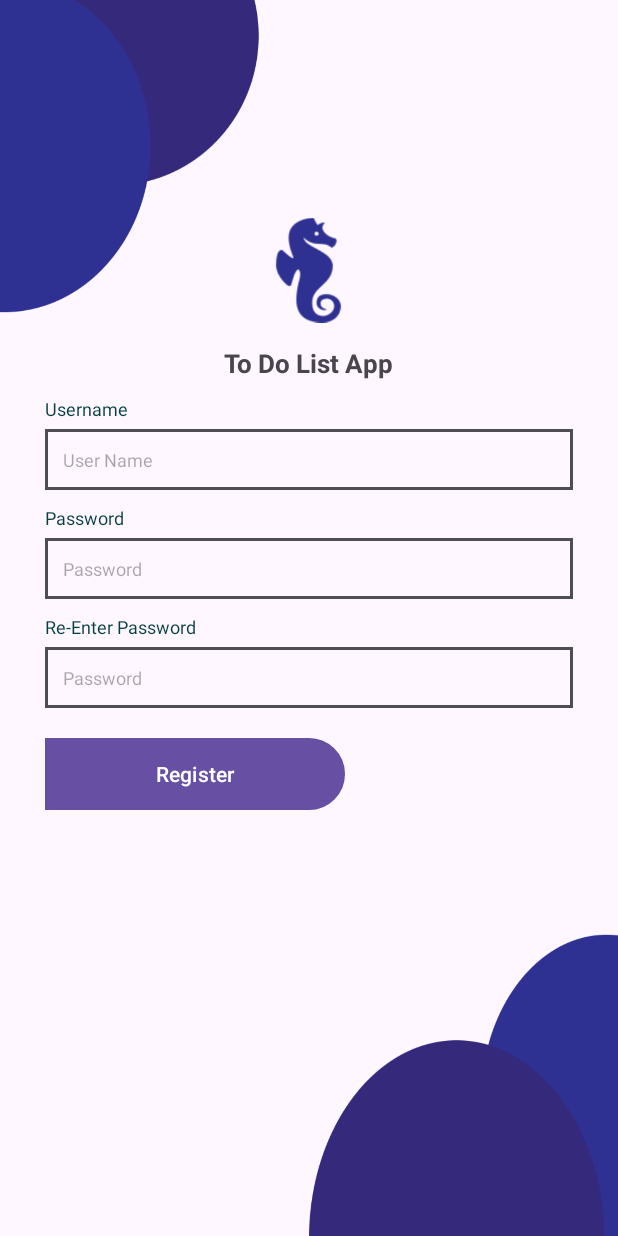
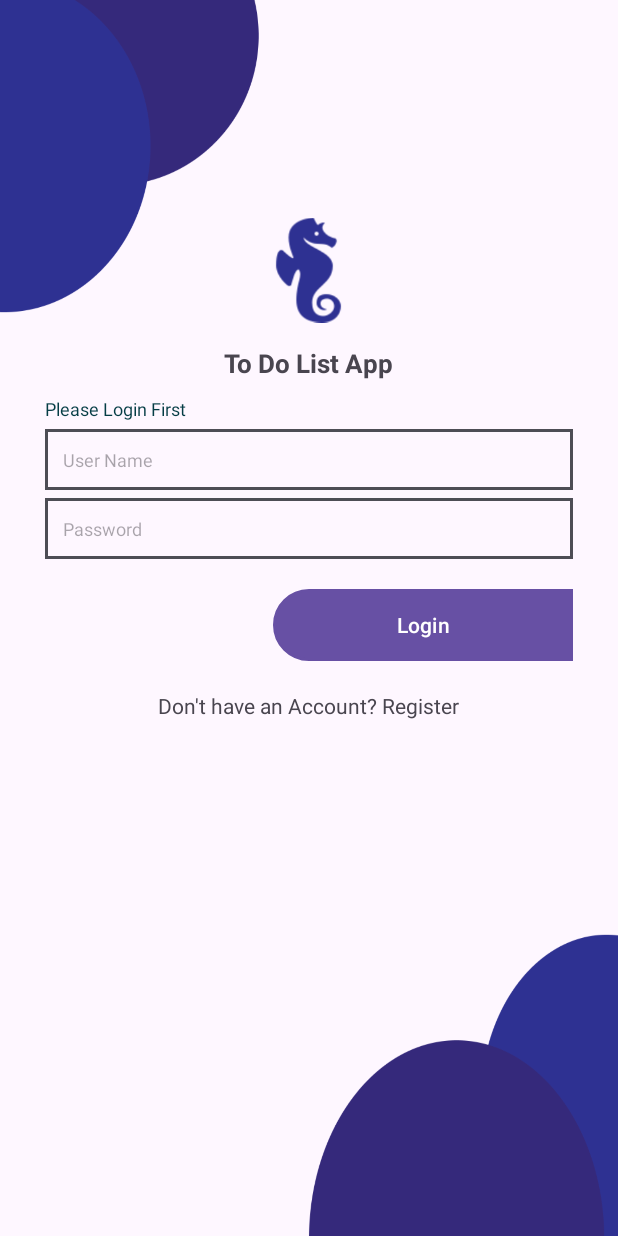
Before and after one commit to PhucP/BTL-Android, an Android app: the screen it shows after launch (MainActivity before the commit, Login after it), on a phone screen of 412 x 824 dp. Run offline under Robolectric (Android 15) with nearby library versions, the phone set to English and light mode, and no system bars.

Commit message:
test intent

```diff
--- a/app/src/main/AndroidManifest.xml
+++ b/app/src/main/AndroidManifest.xml
@@ -13,7 +13,10 @@
         android:theme="@style/Theme.BTL"
         tools:targetApi="31">
         <activity
-            android:name=".Controller.MainActivity"
+            android:name=".Activity.Register"
+            android:exported="false" />
+        <activity
+            android:name=".Activity.Login"
             android:exported="true">
             <intent-filter>
                 <action android:name="android.intent.action.MAIN" />
--- /dev/null
+++ b/app/src/main/java/com/example/btl/Activity/Login.java
@@ -0,0 +1,39 @@
+package com.example.btl.Activity;
+
+import androidx.appcompat.app.AppCompatActivity;
+
+import android.content.Intent;
+import android.os.Bundle;
+import android.view.View;
+import android.widget.Button;
+import android.widget.TextView;
+
+import com.example.btl.R;
+
+public class Login extends AppCompatActivity {
+    Button login;
+    TextView txtRegister;
+    @Override
+    protected void onCreate(Bundle savedInstanceState) {
+        super.onCreate(savedInstanceState);
+        setContentView(R.layout.login);
+
+        init();
+        LoginActivity();
+    }
+
+    public void init() {
+        login = findViewById(R.id.btnLogin);
+        txtRegister = findViewById(R.id.txtRegister);
+    }
+
+    public void LoginActivity() {
+        txtRegister.setOnClickListener(new View.OnClickListener() {
+            @Override
+            public void onClick(View v) {
+                Intent intent = new Intent(Login.this, Register.class);
+                startActivity(intent);
+            }
+        });
+    }
+}
--- a/app/src/main/java/com/example/btl/Controller/MainActivity.java
+++ /dev/null
@@ -1,16 +0,0 @@
-package com.example.btl.Controller;
-
-import androidx.appcompat.app.AppCompatActivity;
-
-import android.os.Bundle;
-
-import com.example.btl.R;
-
-public class MainActivity extends AppCompatActivity {
-
-    @Override
-    protected void onCreate(Bundle savedInstanceState) {
-        super.onCreate(savedInstanceState);
-        setContentView(R.layout.register);
-    }
-}
--- a/app/src/main/res/drawable/btndesignright.xml
+++ b/app/src/main/res/drawable/btndesignright.xml
@@ -3,4 +3,5 @@
     <padding android:top="15dp" android:right="15dp" android:left="15dp" android:bottom="15dp"/>
     <corners android:topRightRadius="25dp" android:bottomRightRadius="25dp"/>
     <stroke android:width="2dp" android:color="#4D4D55"/>
+    <solid android:color="#63d459"/>
 </shape>
--- a/app/src/main/res/layout/register.xml
+++ b/app/src/main/res/layout/activity_register.xml
@@ -5,7 +5,7 @@
     android:layout_width="match_parent"
     android:layout_height="match_parent"
     android:background="@drawable/back"
-    tools:context=".Controller.MainActivity">
+    tools:context=".Activity.Login">
     <LinearLayout
         android:layout_width="match_parent"
         android:layout_height="wrap_content"
@@ -40,6 +40,7 @@
             android:layout_marginTop="10dp"
             />
         <EditText
+            android:id="@+id/regisUserName"
             android:layout_width="match_parent"
             android:layout_height="wrap_content"
             android:hint="User Name"
@@ -57,6 +58,7 @@
             android:layout_marginTop="10dp"
             />
         <EditText
+            android:id="@+id/regisPassWord"
             android:layout_width="match_parent"
             android:layout_height="wrap_content"
             android:hint="Password"
@@ -75,6 +77,7 @@
             android:layout_marginTop="10dp"
             />
         <EditText
+            android:id="@+id/reEnterRegisPassWord"
             android:layout_width="match_parent"
             android:layout_height="wrap_content"
             android:hint="Password"
@@ -83,15 +86,15 @@
             android:background="@drawable/edtdesign"
             android:inputType="textPassword"
             />
+
         <Button
+            android:id="@+id/btnRegis"
             android:layout_width="200dp"
             android:layout_height="wrap_content"
-            android:text="Register"
-            android:textAllCaps="false"
             android:layout_gravity="left"
+            android:layout_marginTop="20dp"
             android:background="@drawable/btndesignright"
-            android:layout_marginTop="20dp"
-            />
+            android:text="Register" />
     </LinearLayout>
 
 </RelativeLayout>
--- a/app/src/main/res/layout/login.xml
+++ b/app/src/main/res/layout/login.xml
@@ -5,7 +5,7 @@
     android:layout_width="match_parent"
     android:layout_height="match_parent"
     android:background="@drawable/back"
-    tools:context=".Controller.MainActivity">
+    tools:context=".Activity.Login">
     <LinearLayout
         android:layout_width="match_parent"
         android:layout_height="wrap_content"
@@ -40,6 +40,7 @@
             android:layout_marginTop="10dp"
             />
         <EditText
+            android:id="@+id/loginUserName"
             android:layout_width="match_parent"
             android:layout_height="wrap_content"
             android:hint="User Name"
@@ -48,6 +49,7 @@
             android:background="@drawable/edtdesign"
             />
         <EditText
+            android:id="@+id/loginPassWord"
             android:layout_width="match_parent"
             android:layout_height="wrap_content"
             android:hint="Password"
@@ -57,6 +59,7 @@
             android:inputType="textPassword"
             />
         <Button
+            android:id="@+id/btnLogin"
             android:layout_width="200dp"
             android:layout_height="wrap_content"
             android:text="Login"
@@ -66,11 +69,14 @@
             android:layout_marginTop="20dp"
             />
         <TextView
+            android:id="@+id/txtRegister"
             android:layout_width="wrap_content"
             android:layout_height="wrap_content"
             android:layout_gravity="center"
             android:text="Don't have an Account? Register"
             android:layout_marginTop="20dp"
+            android:clickable="true"
+            android:focusable="true"
             />
 
     </LinearLayout>
```
Also changed, not shown: app/src/main/java/com/example/btl/Activity/Register.java (added, +27 -0 lines).
